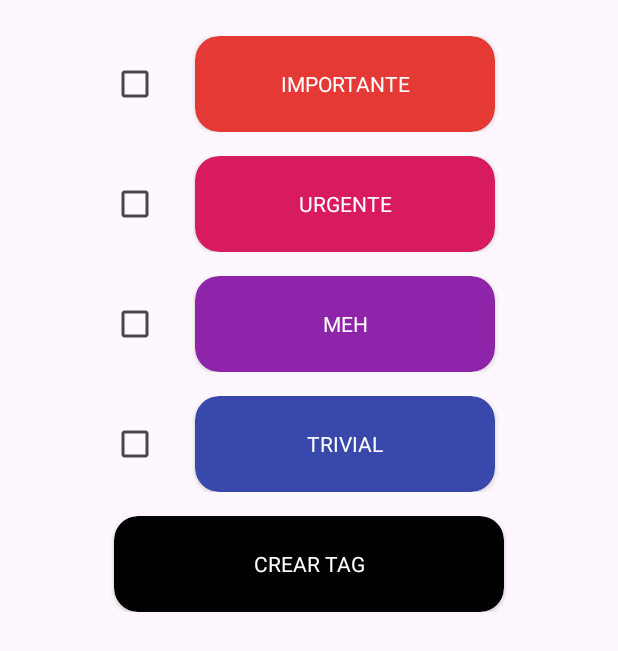
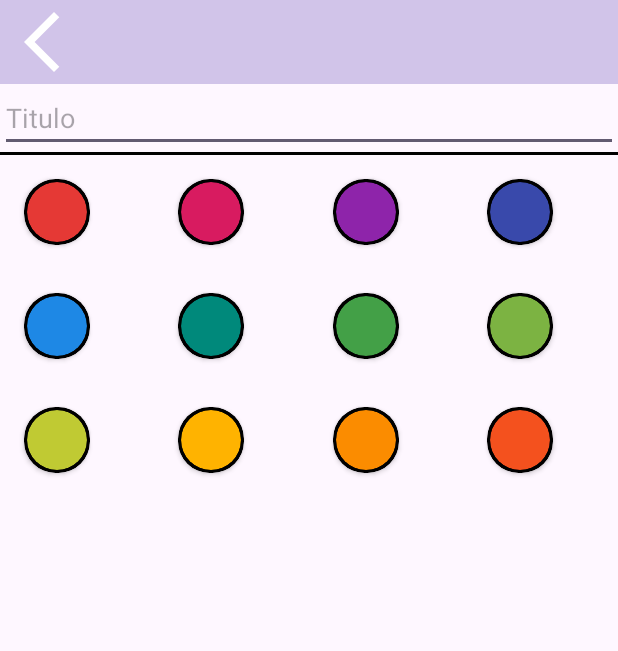
Before and after one commit to ElQuenta/TDone2, an Android app: the fragment SelectTagsFragment shown on its own in the app's theme, after a tap on "CREAR TAG", on a phone screen of 412 x 824 dp. Shown: the top 651 px of the screen. Run offline under Robolectric (Android 15) with nearby library versions, the phone set to English and light mode, and no system bars; our stand-ins replace Firebase (no records; nobody signed in at launch, a user with empty details on screens opened directly).

Commit message:
Create_Tags_Activity

```diff
--- a/app/src/main/AndroidManifest.xml
+++ b/app/src/main/AndroidManifest.xml
@@ -12,6 +12,9 @@
         android:supportsRtl="true"
         android:theme="@style/Theme.TDone"
         tools:targetApi="31">
+        <activity
+            android:name=".views.CreateTagsActivity"
+            android:exported="false" />
         <activity
             android:name=".views.CreateTaskActivity"
             android:exported="false" />
--- a/app/src/main/java/ubp/com/tdone/controller/mediators/ColorActivityMediator.kt
+++ b/app/src/main/java/ubp/com/tdone/controller/mediators/ColorActivityMediator.kt
@@ -2,16 +2,20 @@ package ubp.com.tdone.controller.mediators
 
 import android.app.Activity
 import ubp.com.tdone.views.CreateNoteActivity
+import ubp.com.tdone.views.CreateTagsActivity
 
 object ColorActivityMediator : CreationMediator {
     private var isNoteCreator = true
     var colorList: List<Int> = listOf()
     private lateinit var noteCreator: CreateNoteActivity
+    private lateinit var tagCreator: CreateTagsActivity
 
     override fun setActivity(activity: Activity, isNoteCreator: Boolean) {
         this.isNoteCreator = isNoteCreator
         if (isNoteCreator) {
             noteCreator = activity as CreateNoteActivity
+        }else{
+            tagCreator = activity as CreateTagsActivity
         }
     }
 
@@ -23,7 +27,7 @@ object ColorActivityMediator : CreationMediator {
         if (isNoteCreator) {
             noteCreator.updateBackground(color)
         } else {
-
+            tagCreator.updateColor(color)
         }
     }
 
--- /dev/null
+++ b/app/src/main/java/ubp/com/tdone/views/CreateTagsActivity.kt
@@ -0,0 +1,62 @@
+package ubp.com.tdone.views
+
+import android.os.Bundle
+import androidx.activity.enableEdgeToEdge
+import androidx.appcompat.app.AppCompatActivity
+import androidx.core.view.ViewCompat
+import androidx.core.view.WindowInsetsCompat
+import ubp.com.tdone.R
+import ubp.com.tdone.controller.mediators.ColorActivityMediator
+import ubp.com.tdone.databinding.ActivityCreateTagsBinding
+
+class CreateTagsActivity : AppCompatActivity() {
+
+    private lateinit var binding: ActivityCreateTagsBinding
+
+    private val mediator = ColorActivityMediator
+    private var currentColor = R.color.white
+    private val colorList = listOf(
+        R.color.color_tag_1,
+        R.color.color_tag_2,
+        R.color.color_tag_3,
+        R.color.color_tag_4,
+        R.color.color_tag_5,
+        R.color.color_tag_6,
+        R.color.color_tag_7,
+        R.color.color_tag_8,
+        R.color.color_tag_9,
+        R.color.color_tag_10,
+        R.color.color_tag_11,
+        R.color.color_tag_12,
+    )
+
+    override fun onCreate(savedInstanceState: Bundle?) {
+        super.onCreate(savedInstanceState)
+        enableEdgeToEdge()
+        binding = ActivityCreateTagsBinding.inflate(layoutInflater)
+        setContentView(binding.root)
+        ViewCompat.setOnApplyWindowInsetsListener(findViewById(R.id.main)) { v, insets ->
+            val systemBars = insets.getInsets(WindowInsetsCompat.Type.systemBars())
+            v.setPadding(systemBars.left, systemBars.top, systemBars.right, systemBars.bottom)
+            insets
+        }
+        initUI()
+        initListeners()
+    }
+
+    private fun initListeners() {
+        binding.toolbar.setNavigationOnClickListener {
+            onBackPressed()
+        }
+    }
+
+    private fun initUI() {
+        mediator.setActivity(this,false)
+        mediator.initColorList(colorList)
+    }
+
+    fun updateColor(color:Int){
+        currentColor = color
+    }
+
+}
--- a/app/src/main/java/ubp/com/tdone/views/MainActivity.kt
+++ b/app/src/main/java/ubp/com/tdone/views/MainActivity.kt
@@ -10,6 +10,7 @@ import android.os.Handler
 import android.os.Looper
 import android.view.View
 import android.view.animation.AccelerateDecelerateInterpolator
+import android.widget.ImageButton
 import android.widget.Toast
 import androidx.activity.enableEdgeToEdge
 import androidx.appcompat.app.AppCompatActivity
@@ -79,15 +80,21 @@ class MainActivity : AppCompatActivity() {
         }
         binding.fabAddNote.setOnClickListener {
             Toast.makeText(this, "nueva nota", Toast.LENGTH_SHORT).show()
-            val intent = Intent(this,CreateNoteActivity::class.java)
+            val intent = Intent(this, CreateNoteActivity::class.java)
+            hideFabs()
             startActivity(intent)
         }
         binding.fabAddTask.setOnClickListener {
             Toast.makeText(this, "nueva tarea", Toast.LENGTH_SHORT).show()
-            val intent = Intent(this,CreateTaskActivity::class.java)
+            val intent = Intent(this, CreateTaskActivity::class.java)
+            hideFabs()
             startActivity(intent)
         }
         binding.containerLayout.setOnClickListener { hideFabs() }
+        binding.navView.getHeaderView(0).findViewById<ImageButton>(R.id.btn_nav_configurations)
+            .setOnClickListener {
+
+            }
     }
 
     private fun initUI() {
--- a/app/src/main/java/ubp/com/tdone/views/fragments/creationItemFragments/SelectTagsFragment.kt
+++ b/app/src/main/java/ubp/com/tdone/views/fragments/creationItemFragments/SelectTagsFragment.kt
@@ -1,5 +1,6 @@
 package ubp.com.tdone.views.fragments.creationItemFragments
 
+import android.content.Intent
 import android.os.Bundle
 import android.view.LayoutInflater
 import android.view.View
@@ -11,6 +12,7 @@ import ubp.com.tdone.controller.mediators.TagActivityMediator
 import ubp.com.tdone.databinding.FragmentSelectTagsBinding
 import ubp.com.tdone.model.dataclases.Tag
 import ubp.com.tdone.model.tagListExample
+import ubp.com.tdone.views.CreateTagsActivity
 import ubp.com.tdone.views.recyclerViews.creatingElements.TagSelectorAdapter
 
 class SelectTagsFragment : Fragment() {
@@ -61,7 +63,8 @@ class SelectTagsFragment : Fragment() {
     }
 
     private fun createNewTag() {
-
+        val intent = Intent(binding.root.context,CreateTagsActivity::class.java)
+        startActivity(intent)
     }
 
     companion object {
--- a/app/src/main/java/ubp/com/tdone/views/recyclerViews/creatingElements/TagSelectorViewHolder.kt
+++ b/app/src/main/java/ubp/com/tdone/views/recyclerViews/creatingElements/TagSelectorViewHolder.kt
@@ -33,11 +33,11 @@ class TagSelectorViewHolder(view: View) : RecyclerView.ViewHolder(view) {
             binding.tvTagName.text
             binding.cvTag.layoutParams.width = dpToPixel(260)
         }
+        if(compareTags(tag)){
+            binding.cbSelectTag.isChecked=true
+        }
         binding.cbSelectTag.setOnCheckedChangeListener { _, checked->
             onPressTag(tag,checked)
         }
-        if(compareTags(tag)){
-            binding.cbSelectTag.isChecked=true
-        }
     }
 }
--- /dev/null
+++ b/app/src/main/res/layout/activity_create_tags.xml
@@ -0,0 +1,54 @@
+<?xml version="1.0" encoding="utf-8"?>
+<androidx.constraintlayout.widget.ConstraintLayout xmlns:android="http://schemas.android.com/apk/res/android"
+    xmlns:app="http://schemas.android.com/apk/res-auto"
+    xmlns:tools="http://schemas.android.com/tools"
+    android:id="@+id/main"
+    android:layout_width="match_parent"
+    android:layout_height="match_parent"
+    tools:context=".views.CreateTagsActivity">
+
+    <Toolbar
+        android:id="@+id/toolbar"
+        android:layout_width="match_parent"
+        android:layout_height="wrap_content"
+        android:background="@color/item_non_selected_background"
+        android:navigationIcon="@drawable/ic_back"
+        app:layout_constraintTop_toTopOf="parent" />
+
+    <androidx.core.widget.NestedScrollView
+        android:layout_width="match_parent"
+        android:layout_height="wrap_content"
+        app:layout_constraintTop_toBottomOf="@id/toolbar">
+
+        <LinearLayout
+            android:layout_width="match_parent"
+            android:layout_height="wrap_content"
+            android:orientation="vertical">
+
+            <EditText
+                android:id="@+id/et_task_title"
+                android:layout_width="match_parent"
+                android:layout_height="wrap_content"
+                android:hint="Titulo"
+                android:inputType="text" />
+
+            <View
+                android:layout_width="match_parent"
+                android:layout_height="2dp"
+                android:background="@color/black" />
+
+
+            <androidx.fragment.app.FragmentContainerView
+                android:id="@+id/navHostFragment"
+                android:name="ubp.com.tdone.views.fragments.creationItemFragments.SelectColorFragment"
+                android:layout_width="match_parent"
+                android:layout_height="wrap_content"/>
+
+
+
+        </LinearLayout>
+
+
+    </androidx.core.widget.NestedScrollView>
+
+</androidx.constraintlayout.widget.ConstraintLayout>
```
